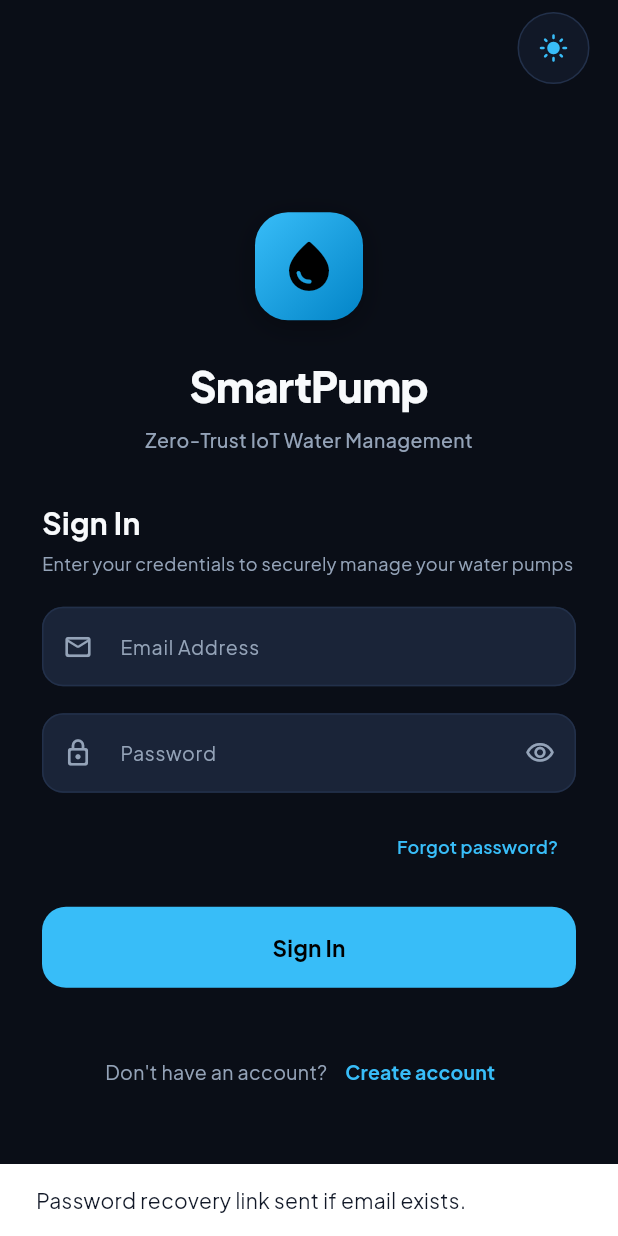
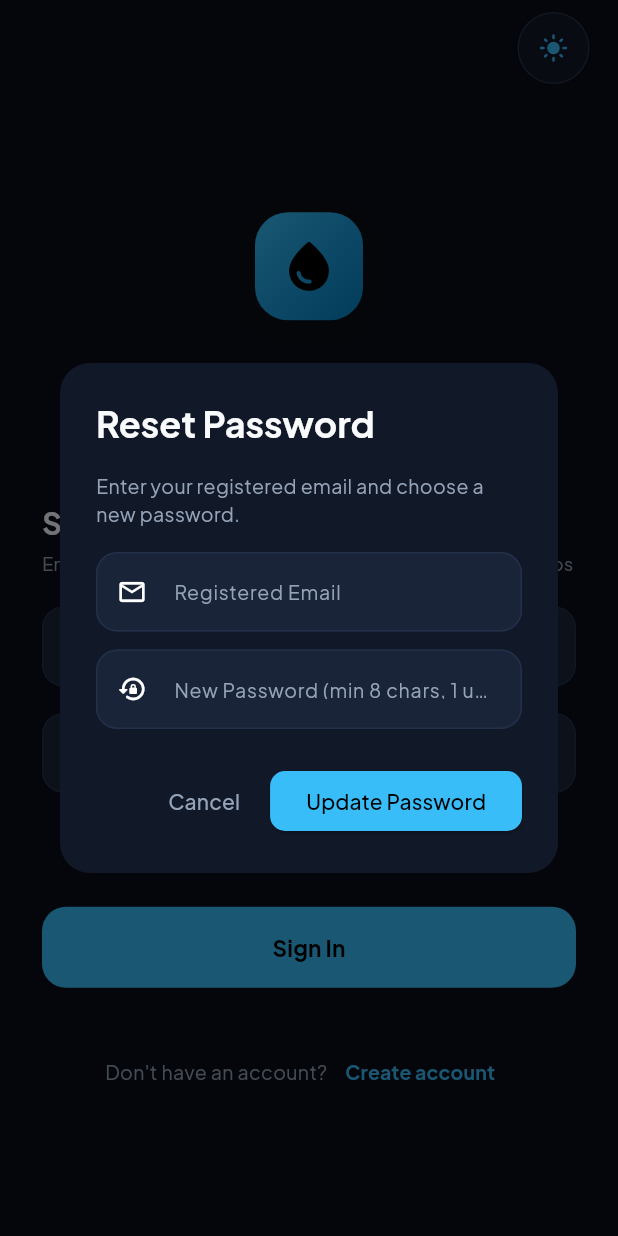
Before and after one commit to karthiknataraj547/Smart-water-pump-controller, a Flutter app: the screen it shows after launch, after a tap on "Forgot password?", on a phone screen of 412 x 824 dp. Run offline on Flutter 3.47's test engine with Material 3 defaults, Android fonts, the phone set to English and light mode, and no system bars; our stand-ins replace dio, fl_chart, flutter_blue_plus, flutter_riverpod, flutter_secure_storage, google_fonts.

Commit message:
fix: safe map parsing, persistent store root path resolution, and password reset endpoint
- Safe Map conversion and SecureStorage error shielding in mobile AuthProvider
- Added password reset dialog to LoginScreen and /api/auth/reset-password endpoint
- Added root path discovery in PersistentDataStore so database state is uniform across processes
- Normalized email to lowercase with diagnostic logging in login route

```diff
--- a/apps/mobile/lib/features/auth/presentation/login_screen.dart
+++ b/apps/mobile/lib/features/auth/presentation/login_screen.dart
@@ -63,6 +63,140 @@ class _LoginScreenState extends ConsumerState<LoginScreen> {
         });
       }
     }
+  }
+
+  void _showForgotPasswordDialog(BuildContext context, bool isDark) {
+    final emailController = TextEditingController(text: _emailController.text.trim());
+    final passController = TextEditingController();
+    String? dialogError;
+    bool dialogLoading = false;
+
+    showDialog(
+      context: context,
+      builder: (ctx) => StatefulBuilder(
+        builder: (ctx, setDialogState) {
+          final surface = isDark ? AppColors.darkSurface : AppColors.lightSurface;
+          final textPrim = isDark ? AppColors.darkTextPrimary : AppColors.lightTextPrimary;
+          final textSec = isDark ? AppColors.darkTextSecondary : AppColors.lightTextSecondary;
+
+          return AlertDialog(
+            backgroundColor: surface,
+            shape: RoundedRectangleBorder(borderRadius: BorderRadius.circular(20)),
+            title: Text(
+              'Reset Password',
+              style: GoogleFonts.plusJakartaSans(
+                fontWeight: FontWeight.w700,
+                color: textPrim,
+              ),
+            ),
+            content: SingleChildScrollView(
+              child: Column(
+                mainAxisSize: MainAxisSize.min,
+                crossAxisAlignment: CrossAxisAlignment.start,
+                children: [
+                  Text(
+                    'Enter your registered email and choose a new password.',
+                    style: GoogleFonts.plusJakartaSans(fontSize: 13, color: textSec),
+                  ),
+                  const SizedBox(height: 16),
+                  if (dialogError != null)
+                    Container(
+                      padding: const EdgeInsets.all(10),
+                      margin: const EdgeInsets.only(bottom: 12),
+                      decoration: BoxDecoration(
+                        color: Colors.red.withOpacity(0.12),
+                        borderRadius: BorderRadius.circular(10),
+                        border: Border.all(color: Colors.red.withOpacity(0.3)),
+                      ),
+                      child: Text(
+                        dialogError!,
+                        style: GoogleFonts.plusJakartaSans(color: Colors.redAccent, fontSize: 12),
+                      ),
+                    ),
+                  TextField(
+                    controller: emailController,
+                    keyboardType: TextInputType.emailAddress,
+                    style: TextStyle(color: textPrim, fontSize: 14),
+                    decoration: const InputDecoration(
+                      labelText: 'Registered Email',
+                      prefixIcon: Icon(Icons.email_outlined, size: 20),
+                    ),
+                  ),
+                  const SizedBox(height: 12),
+                  TextField(
+                    controller: passController,
+                    obscureText: true,
+                    style: TextStyle(color: textPrim, fontSize: 14),
+                    decoration: const InputDecoration(
+                      labelText: 'New Password (min 8 chars, 1 uppercase, 1 digit)',
+                      prefixIcon: Icon(Icons.lock_reset_rounded, size: 20),
+                    ),
+                  ),
+                ],
+              ),
+            ),
+            actions: [
+              TextButton(
+                onPressed: () => Navigator.pop(ctx),
+                child: Text('Cancel', style: TextStyle(color: textSec)),
+              ),
+              ElevatedButton(
+                style: ElevatedButton.styleFrom(
+                  backgroundColor: isDark ? AppColors.cyanPrimary : AppColors.blueElectric,
+                  foregroundColor: isDark ? Colors.black : Colors.white,
+                  shape: RoundedRectangleBorder(borderRadius: BorderRadius.circular(10)),
+                ),
+                onPressed: dialogLoading
+                    ? null
+                    : () async {
+                        final em = emailController.text.trim();
+                        final pw = passController.text;
+                        if (em.isEmpty || !em.contains('@')) {
+                          setDialogState(() => dialogError = 'Please enter a valid email.');
+                          return;
+                        }
+                        if (pw.length < 8) {
+                          setDialogState(() => dialogError = 'Password must be at least 8 characters.');
+                          return;
+                        }
+                        if (!RegExp(r'[A-Z]').hasMatch(pw) ||
+                            !RegExp(r'[a-z]').hasMatch(pw) ||
+                            !RegExp(r'[0-9]').hasMatch(pw)) {
+                          setDialogState(() => dialogError = 'Must contain uppercase, lowercase, and number.');
+                          return;
+                        }
+                        setDialogState(() {
+                          dialogLoading = true;
+                          dialogError = null;
+                        });
+                        try {
+                          await ref.read(authProvider.notifier).resetPassword(em, pw);
+                          if (ctx.mounted) Navigator.pop(ctx);
+                          if (mounted) {
+                            _passwordController.text = pw;
+                            ScaffoldMessenger.of(context).showSnackBar(
+                              const SnackBar(
+                                content: Text('Password updated successfully! You can now sign in.'),
+                                backgroundColor: Colors.green,
+                              ),
+                            );
+                          }
+                        } catch (e) {
+                          setDialogState(() {
+                            dialogLoading = false;
+                            dialogError = e.toString().replaceAll('Exception: ', '');
+                          });
+                        }
+                      },
+                child: dialogLoading
+                    ? const SizedBox(width: 16, height: 16, child: CircularProgressIndicator(strokeWidth: 2))
+                    : const Text('Update Password'),
+              ),
+            ],
+          );
+        },
+      ),
+    );
   }
 
   @override
@@ -237,13 +371,7 @@ class _LoginScreenState extends ConsumerState<LoginScreen> {
                 Align(
                   alignment: Alignment.centerRight,
                   child: TextButton(
-                    onPressed: () {
-                      ScaffoldMessenger.of(context).showSnackBar(
-                        const SnackBar(
-                          content: Text('Password recovery link sent if email exists.'),
-                        ),
-                      );
-                    },
+                    onPressed: () => _showForgotPasswordDialog(context, isDark),
                     child: Text(
                       'Forgot password?',
                       style: GoogleFonts.plusJakartaSans(
```
Also changed, not shown: apps/mobile/lib/core/auth/auth_provider.dart (+72 -12 lines), 3 other files.
